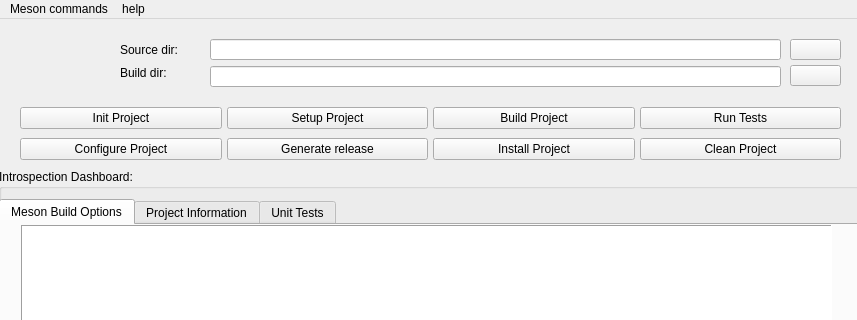
First picture: the form in data/mesonui-layout/activity_main.ui, repository dreamer-coding-555/old-meson-ui, before the edit; both pictures show x 0 to 857 and y 0 to 320 of the 857 by 643 pixel window.
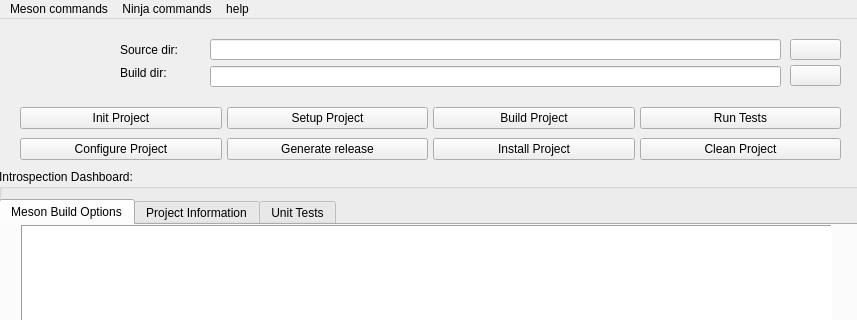
Second picture: the form after the edit. Icons and pictures are not drawn.

Commit message: update main activity

```diff
--- a/data/mesonui-layout/activity_main.ui
+++ b/data/mesonui-layout/activity_main.ui
@@ -512,7 +512,19 @@
     <addaction name="action_meson_issue"/>
     <addaction name="action_mesonui_issue"/>
    </widget>
+   <widget class="QMenu" name="menu_ninja_commands">
+    <property name="title">
+     <string>Ninja commands</string>
+    </property>
+    <addaction name="action_ninja_build"/>
+    <addaction name="action_ninja_test"/>
+    <addaction name="action_ninja_dist"/>
+    <addaction name="action_ninja_install"/>
+    <addaction name="action_ninja_clean"/>
+    <addaction name="action_ninja_version"/>
+   </widget>
    <addaction name="menu_meson_actions"/>
+   <addaction name="menu_ninja_commands"/>
    <addaction name="menuhelp"/>
   </widget>
   <widget class="QStatusBar" name="statusbar"/>
```
Left out of the diff: 80 changed lines with no effect on the pictures.
